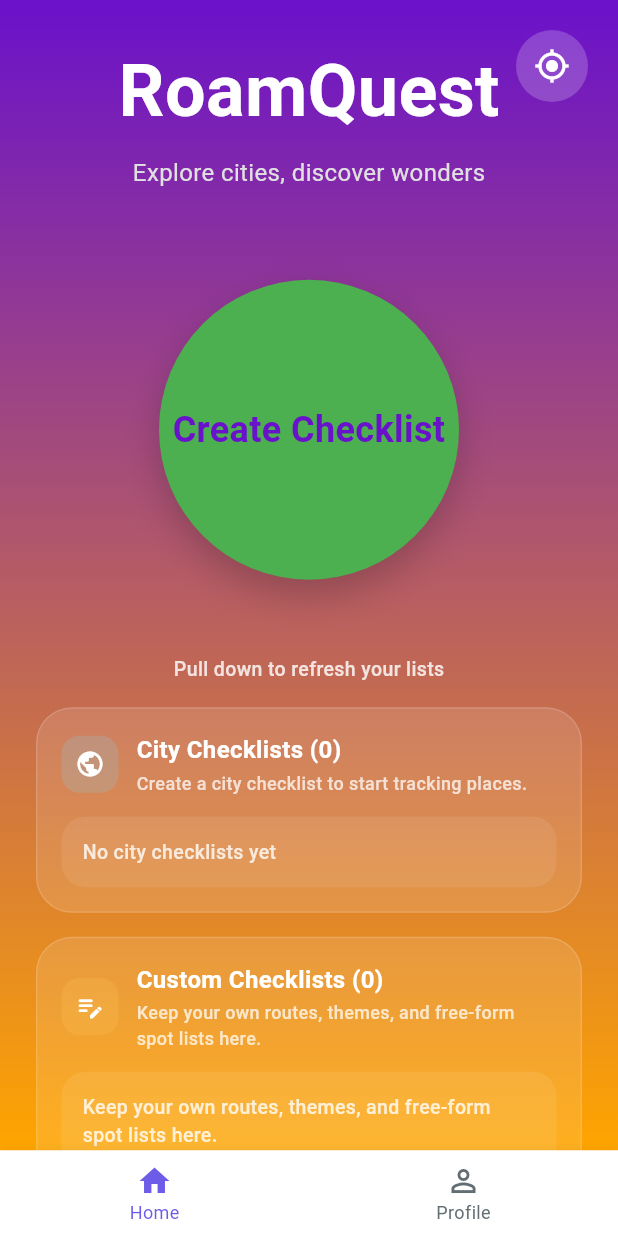
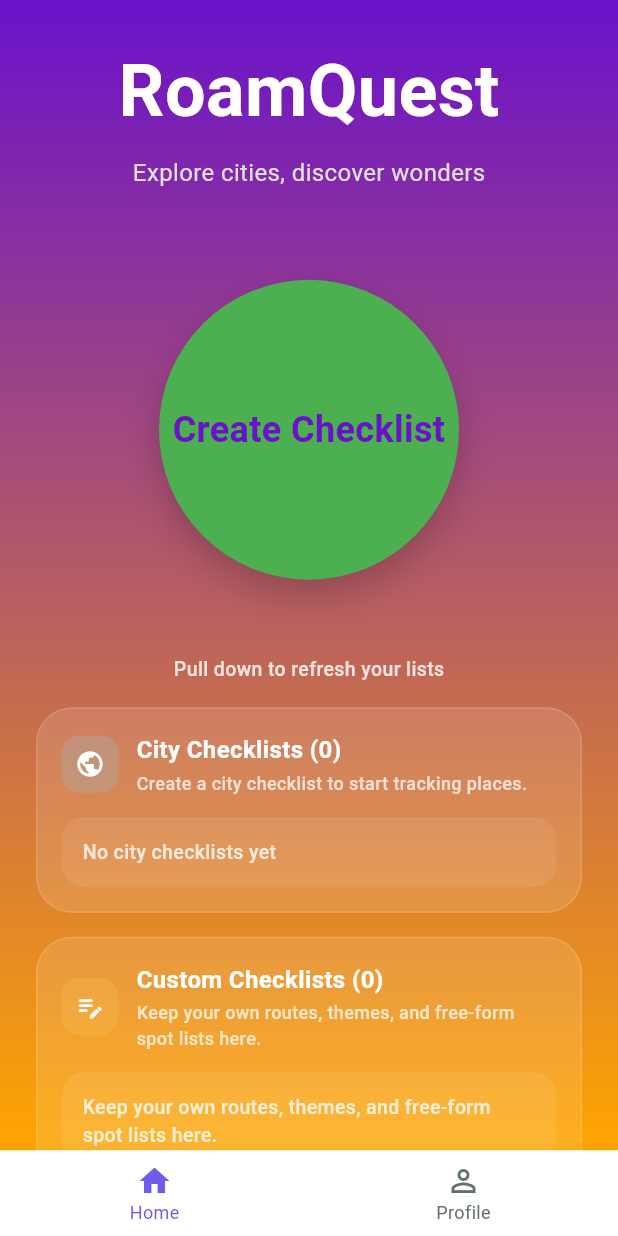
Before and after one commit to hwalhg/roamquest, a Flutter app: the screen it shows once a user with an empty profile is signed in, on a phone screen of 412 x 824 dp. Run offline on Flutter 3.47's test engine with Material 3 defaults, Android fonts, the phone set to English and light mode, and no system bars; our stand-ins replace dio, equatable, flutter_dotenv, geocoding, geolocator, image_picker and 6 more; missing offline and left inert: universal_html; accounts and stored records are empty.

Commit message:
Improve IAP timeout, home page, and custom spot location
- Add 30s purchase timeout to auto-reset stuck _isPurchasing flag
- Remove location FAB from home page (use center button instead)
- Make location field optional in add custom spot
- Auto-fill address via reverse geocoding when using current location
- Improve restore purchase UX with loading state and feedback banner

Co-Authored-By: Claude <noreply@anthropic.com>

```diff
--- a/lib/features/home/home_page.dart
+++ b/lib/features/home/home_page.dart
@@ -512,27 +512,6 @@ class _HomePageState extends State<HomePage> {
                   ),
                 ),
               ),
-              // Auto-detect floating button (optional, small)
-              if (!kIsWeb)
-                Positioned(
-                  top: 20,
-                  right: 20,
-                  child: GestureDetector(
-                    onTap: _isGenerating ? null : _detectLocation,
-                    child: Container(
-                      padding: const EdgeInsets.all(12),
-                      decoration: BoxDecoration(
-                        color: Colors.white.withValues(alpha: 0.2),
-                        shape: BoxShape.circle,
-                      ),
-                      child: const Icon(
-                        Icons.my_location,
-                        color: Colors.white,
-                        size: 24,
-                      ),
-                    ),
-                  ),
-                ),
               if (_isGenerating)
                 Positioned.fill(
                   child: AbsorbPointer(
--- a/lib/l10n/app_localizations.dart
+++ b/lib/l10n/app_localizations.dart
@@ -148,6 +148,9 @@ class AppLocalizations {
       'unlockUnlimited': 'Unlock unlimited city exploration',
       'premiumFeatures': 'Premium Features',
       'restorePurchaseCompleted': 'Purchase restored',
+      'noPurchasesToRestore': 'No purchases were available to restore.',
+      'restorePurchaseExpired':
+          'The App Store returned an expired subscription for this account.',
 
       // Terms & Privacy
       'agreeToTerms': 'I agree to the Terms of Service and Privacy Policy',
@@ -395,6 +398,8 @@ class AppLocalizations {
       'unlockUnlimited': '解锁无限城市探索',
       'premiumFeatures': '高级版功能',
       'restorePurchaseCompleted': '购买已恢复',
+      'noPurchasesToRestore': '没有可恢复的购买记录。',
+      'restorePurchaseExpired': '当前账号返回的是一条已过期的订阅记录。',
 
       // Terms & Privacy
       'agreeToTerms': '我同意服务条款和隐私政策',
```
Also changed, not shown: lib/data/repositories/subscription_repository.dart (+20 -1 lines), lib/data/services/location_service.dart (+22 -0 lines), lib/features/checklist/add_custom_spot_page.dart (+12 -5 lines), lib/features/subscription/subscription_page.dart (+89 -5 lines).
